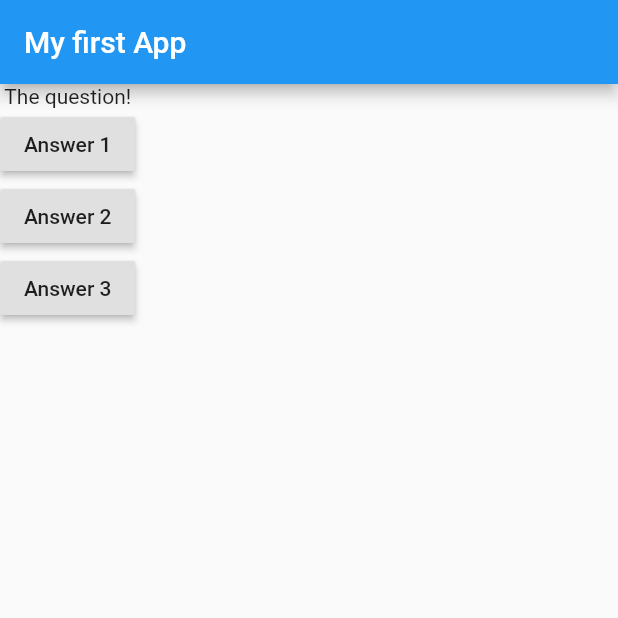
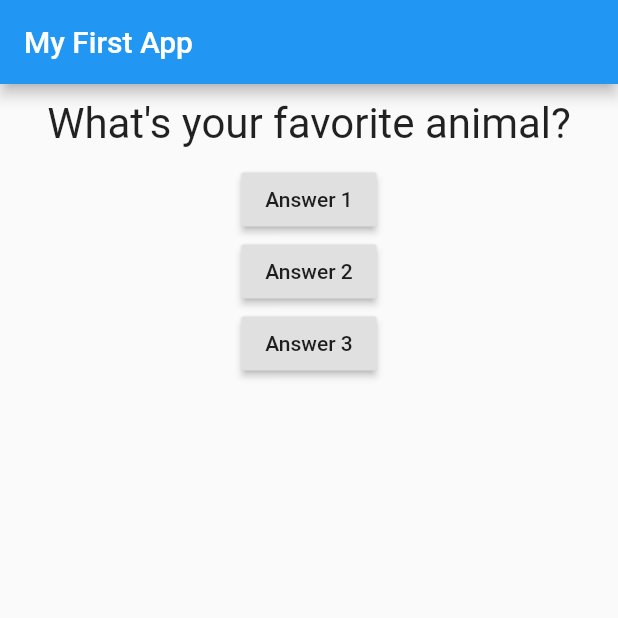
Before and after one commit to thales-t/mobilecurso_quis_app, a Flutter app: the screen it shows after launch, after a tap on "Answer 1", on a phone screen of 412 x 824 dp, the top half of it. Run offline on Flutter 3.47's test engine with Material 2 defaults, Android fonts, the phone set to English and light mode, and no system bars.

Commit message:
app quis do curso 1 commit

```diff
--- a/lib/main.dart
+++ b/lib/main.dart
@@ -1,11 +1,27 @@
 import 'package:flutter/material.dart';
+import './question.dart';
+// void main() {
+//   runApp(MyApp());
+// }
 
 void main() => runApp(MyApp());
 
-class MyApp extends StatelessWidget {
-  // This widget is the root of your application.
-  void answerQuestion() {
-    print('Answer chosen!');
+class MyApp extends StatefulWidget {
+  @override
+  State<StatefulWidget> createState() {
+    // TODO: implement createState
+    return _MyAppState();
+  }
+}
+
+class _MyAppState extends State<MyApp> {
+  var _questionIndex = 0;
+
+  void _answerQuestion() {
+    setState(() {
+      _questionIndex = _questionIndex + 1;
+    });
+    print(_questionIndex);
   }
 
   @override
@@ -15,37 +31,29 @@ class MyApp extends StatelessWidget {
       'What\'s your favorite animal?',
     ];
     return MaterialApp(
-      title: 'Flutter Demo',
-      theme: ThemeData(
-        // This is the theme of your application.
-        //
-        // Try running your application with "flutter run". You'll see the
-        // application has a blue toolbar. Then, without quitting the app, try
-        // changing the primarySwatch below to Colors.green and then invoke
-        // "hot reload" (press "r" in the console where you ran "flutter run",
-        // or simply save your changes to "hot reload" in a Flutter IDE).
-        // Notice that the counter didn't reset back to zero; the application
-        // is not restarted.
-        primarySwatch: Colors.blue,
-      ),
       home: Scaffold(
         appBar: AppBar(
-          title: Text('My first App'),
+          title: Text('My First App'),
         ),
         body: Column(
-          children: <Widget>[
-            Text('The question!'),
+          children: [
+            Question(
+              questions[_questionIndex],
+            ),
             RaisedButton(
               child: Text('Answer 1'),
-              onPressed: answerQuestion,
+              onPressed: _answerQuestion,
             ),
             RaisedButton(
               child: Text('Answer 2'),
-              onPressed: answerQuestion,
+              onPressed: () => print('Answer 2 chosen!'),
             ),
             RaisedButton(
               child: Text('Answer 3'),
-              onPressed: answerQuestion,
+              onPressed: () {
+                // ...
+                print('Answer 3 chosen');
+              },
             ),
           ],
         ),
--- /dev/null
+++ b/lib/question.dart
@@ -0,0 +1,20 @@
+import 'package:flutter/material.dart';
+
+class Question extends StatelessWidget {
+  final String questionText;
+
+  Question(this.questionText);
+
+  @override
+  Widget build(BuildContext context) {
+    return Container(
+      width: double.infinity,
+      margin: EdgeInsets.all(10),
+      child: Text(
+        questionText,
+        style: TextStyle(fontSize: 28),
+        textAlign: TextAlign.center,
+      ),
+    );
+  }
+}
```
